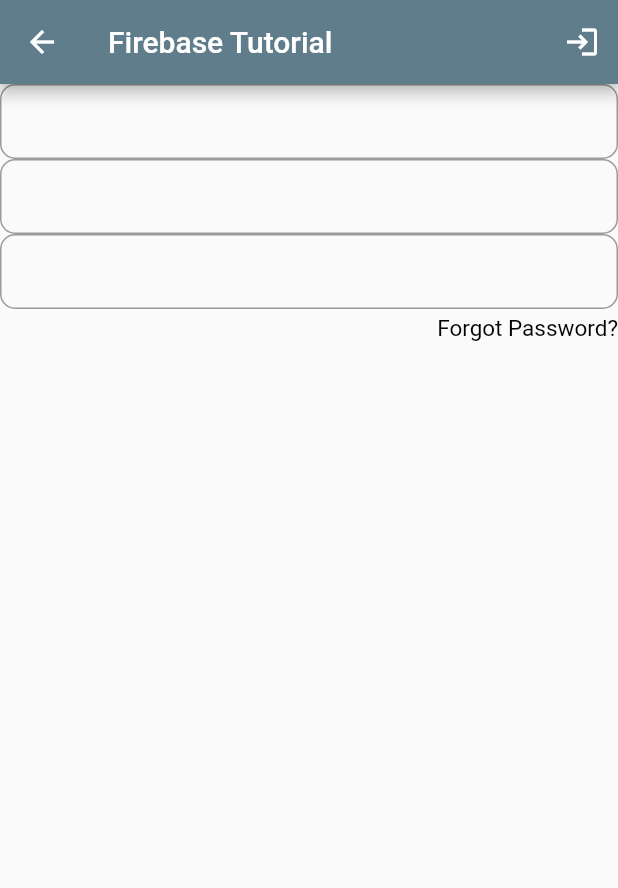
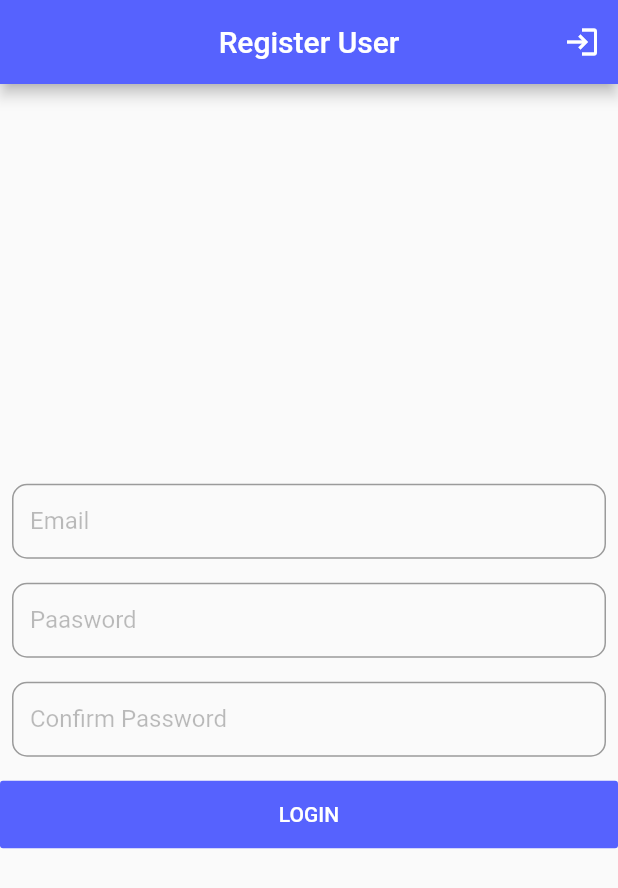
Before and after one commit to rexthecoder/flutter_firebase_simple, a Flutter app: the SignupWithEmailAndPassowd screen opened directly, on a phone screen of 412 x 824 dp. Shown: the top 888 px of the screen. Run offline on Flutter 3.47's test engine with Material 2 defaults, Android fonts, the phone set to English and light mode, and no system bars; our stand-ins replace firebase_auth, firebase_core, get, progress_dialog; accounts and stored records are empty.

Commit message:
Firebase Sign with email and password done❤️

```diff
--- a/lib/src/controllers.dart
+++ /dev/null
@@ -1,7 +0,0 @@
-import 'package:flutter/cupertino.dart';
-
-class TextController {
-  static TextEditingController passwordController = TextEditingController();
-  static TextEditingController emailController = TextEditingController();
-  static TextEditingController confirmEmailController = TextEditingController();
-}
--- a/lib/src/design.dart
+++ /dev/null
@@ -1,24 +0,0 @@
-import 'package:flutter/material.dart';
-
-TextFormField textField({String labelText, TextInputType inputType, TextEditingController inputController}) {
-  return TextFormField(
-    controller: inputController,
-    decoration: InputDecoration(
-      border: OutlineInputBorder(
-        gapPadding: 10.0,
-        borderRadius: BorderRadius.circular(10),
-      ),
-      focusColor: Color(0xff5662FE),
-      labelText: labelText,
-      labelStyle: TextStyle(color: Colors.black26),
-    ),
-    validator: (value) {
-      if (value.isEmpty) {
-        return "Field Can't be empty";
-      } else {
-        return null;
-      }
-    },
-    keyboardType: inputType,
-  );
-}
--- /dev/null
+++ b/lib/src/firebase_config/firebase_auth.dart
@@ -0,0 +1,87 @@
+import 'package:firebase_auth/firebase_auth.dart';
+import 'package:flutter/material.dart';
+import 'package:get/get.dart';
+
+/// Base Authentication for Firebase
+///
+/// This is where all the magic happens.Get everything about sing in with email and password
+abstract class BaseConfig<T> {
+  Future<String> signUpUser({String email, String password});
+  Future<String> signInUser({String email, String password});
+  Future<String> checkCurrentUser();
+  Future<void> logOUt();
+}
+
+/// Firebase sign in with email and password class
+///
+/// This class contain all the method which is needed for firebase sign with email
+class Authentication<T> extends BaseConfig<T> {
+  // Intiallising firebase
+  final FirebaseAuth _firebaseAuth = FirebaseAuth.instance;
+  FirebaseAuth auth = FirebaseAuth.instance;
+
+  @override
+  Future<String> checkCurrentUser() async {
+    return auth.currentUser != null ? auth.currentUser.uid : null;
+  }
+
+  @override
+  Future<void> logOUt() async {
+    return _firebaseAuth.signOut();
+  }
+
+  @override
+  Future<String> signInUser(
+      {String email,
+      String password,
+      GlobalKey<ScaffoldState> scaffoldKey}) async {
+    //  This is where all the magic for sign in with password happens
+    try {
+      UserCredential userCredential = await _firebaseAuth
+          .signInWithEmailAndPassword(email: email, password: password);
+      return userCredential.user.uid;
+    } on FirebaseAuthException catch (e) {
+      if (e.code == 'user-not-found') {
+        // Assign the error to a variable
+        scaffoldKey.currentState.showSnackBar(new SnackBar(
+          content: new Text("The account already exists for $email."),
+        ));
+      } else if (e.code == 'wrong-password') {
+        // Assign the error to a snackBar
+        scaffoldKey.currentState.showSnackBar(new SnackBar(
+          content: new Text("The password provided is too weak"),
+        ));
+      }
+    } catch (e) {
+      scaffoldKey.currentState.showSnackBar(new SnackBar(
+        content: new Text("$e"),
+      ));
+    }
+  }
+
+  @override
+  Future<String> signUpUser(
+      {email, password, GlobalKey<ScaffoldState> scaffoldKey}) async {
+    try {
+      UserCredential userCredential = await _firebaseAuth
+          .createUserWithEmailAndPassword(email: email, password: password);
+      return userCredential.user.uid;
+    } on FirebaseAuthException catch (e) {
+      if (e.code == 'weak-password') {
+        // Assign the error to a snackBar
+        scaffoldKey.currentState.showSnackBar(new SnackBar(
+          content: new Text("The password provided is too weak."),
+        ));
+      } else if (e.code == 'email-already-in-use') {
+        // Assign the error to a variable
+        scaffoldKey.currentState.showSnackBar(new SnackBar(
+          content: new Text("The account already exists for $email."),
+        ));
+      }
+    } catch (e) {
+      scaffoldKey.currentState.showSnackBar(new SnackBar(
+        content: new Text("$e"),
+      ));
+    }
+  }
+}
--- /dev/null
+++ b/lib/src/global/controllers.dart
@@ -0,0 +1,29 @@
+import 'package:flutter/cupertino.dart';
+
+class TextController {
+  static TextEditingController passwordController = TextEditingController();
+  static TextEditingController emailController = TextEditingController();
+  static TextEditingController confirmPasswordController =
+      TextEditingController();
+  static final formKey = new GlobalKey<FormState>();
+  static final formSignInKey = new GlobalKey<FormState>();
+}
+
+// >>>>>>>>>>>>>> Valiadting and saving form
+bool validateAndSave() {
+  final form = TextController.formKey.currentState;
+  if (form.validate()) {
+    form.save();
+    return true;
+  }
+  return false;
+}
+// >>>>>>>>>>>>>> Valiadting and saving form
+bool signInvalidateAndSave() {
+  final form = TextController.formSignInKey.currentState;
+  if (form.validate()) {
+    form.save();
+    return true;
+  }
+  return false;
+}
--- /dev/null
+++ b/lib/src/global/ui_color.dart
@@ -0,0 +1,6 @@
+import 'package:flutter/material.dart';
+
+class UiColor{
+  static Color pinkColor = Colors.pink;
+  static Color accentPinkColor = Colors.pinkAccent;
+}
--- a/lib/src/sign_up_with_email.dart
+++ /dev/null
@@ -1,106 +0,0 @@
-import 'package:firebase_auth/firebase_auth.dart';
-import 'package:firebase_flutter/src/controllers.dart';
-import 'package:flutter/cupertino.dart';
-import 'package:flutter/material.dart';
-import 'package:progress_dialog/progress_dialog.dart';
-
-import 'design.dart';
-
-class SignupWithEmailAndPassowd extends StatefulWidget {
-  @override
-  _SignupWithEmailAndPassowdState createState() =>
-      _SignupWithEmailAndPassowdState();
-}
-
-class _SignupWithEmailAndPassowdState extends State<SignupWithEmailAndPassowd> {
-  final GlobalKey<ScaffoldState> _scaffoldKey = new GlobalKey<ScaffoldState>();
-  ProgressDialog pr;
-  @override
-  Widget build(BuildContext context) {
-    pr = new ProgressDialog(context, showLogs: true);
-    pr.style(message: 'Please wait...');
-    return Scaffold(
-      key: _scaffoldKey,
-      appBar: AppBar(
-        title: Text('Firebase Tutorial'),
-        backgroundColor: Colors.blueGrey,
-        actions: [IconButton(icon: Icon(Icons.login), onPressed: () {})],
-      ),
-      body: SafeArea(
-          child: Center(
-        child: Column(
-          children: [
-            SizedBox(
-                height: 50,
-                child: textField(
-                    inputController: TextController.emailController,
-                    inputType: TextInputType.emailAddress)),
-            SizedBox(
-                height: 50,
-                child: textField(
-                    inputController: TextController.confirmEmailController,
-                    inputType: TextInputType.emailAddress)),
-            SizedBox(
-                height: 50,
-                child: textField(
-                    inputController: TextController.passwordController,
-                    inputType: TextInputType.visiblePassword)),
-            Container(
-                alignment: Alignment.bottomRight,
-                margin: EdgeInsets.only(top: 4.0),
-                child: Column(children: <Widget>[
-                  GestureDetector(
-                    onTap: () {},
-                    child: Text("Forgot Password?",
-                        style: TextStyle(
-                          fontSize: 15.0,
-                          color: Colors.black,
-                        )),
-                  )
-                ])),
-          ],
-        ),
-      )),
-    );
-  }
-
-  void register({String email, String password}) async {
-    pr.show();
-    try {
-      UserCredential userCredential = await FirebaseAuth.instance
-          .createUserWithEmailAndPassword(email: email, password: password);
-
-      if (userCredential != null) {
-        pr.hide();
-        _scaffoldKey.currentState.showSnackBar(new SnackBar(
-          content: new Text("Login sucessfully"),
-        ));
-        Future.delayed(Duration(seconds: 2), () {
-          // Navigator.of(context).push(PageTransition(
-          //     child: HomeView(), type: PageTransitionType.bottomToTop));
-        });
-      }
-    } on FirebaseAuthException catch (e) {
-      if (e.code == 'weak-password') {
-        pr.hide();
-        print('The password provided is too weak.');
-        _scaffoldKey.currentState.showSnackBar(new SnackBar(
-          content: new Text("The password provided is too weak."),
-        ));
-      } else if (e.code == 'email-already-in-use') {
-        pr.hide();
-        print('The account already exists for that email.');
-        _scaffoldKey.currentState.showSnackBar(new SnackBar(
-          content: new Text(
-              "The account already exists for ${TextController.emailController.text}."),
-        ));
-      }
-    } catch (e) {
-      print(e);
-      pr.hide();
-      _scaffoldKey.currentState.showSnackBar(new SnackBar(
-        content: new Text("$e"),
-      ));
-    }
-  }
-}
--- /dev/null
+++ b/lib/src/ui/design.dart
@@ -0,0 +1,46 @@
+import 'package:flutter/material.dart';
+
+//>>>>>>>>>>>>>> Text Field >>>>>>>>>>>>>>>>>>>//
+TextFormField textField(
+    {String labelText,
+    TextInputType inputType,
+    TextEditingController inputController}) {
+  return TextFormField(
+    controller: inputController,
+
+    decoration: InputDecoration(
+
+      border: OutlineInputBorder(
+        gapPadding: 10.0,
+        borderRadius: BorderRadius.circular(10),
+      ),
+      focusColor: Color(0xff5662FE),
+      labelText: labelText,
+      labelStyle: TextStyle(color: Colors.black26),
+    ),
+    validator: (value) {
+      if (value.isEmpty) {
+        return "Field Can't be empty";
+      } else {
+        return null;
+      }
+    },
+    keyboardType: inputType,
+  );
+}
+
+//>>>>>>>>>>>>>> Button Design >>>>>>>>>>>>>>>>>>>//
+Container btnDesign({onPressed}) {
+  return Container(
+    margin: EdgeInsets.fromLTRB(0, 8, 0, 0),
+    height: 45.0,
+    width: double.infinity,
+    child: FlatButton(
+        color: Color(0xff5662FE),
+        onPressed: onPressed,
+        child: Text(
+          "LOGIN",
+          style: TextStyle(color: Colors.white),
+        )),
+  );
+}
--- /dev/null
+++ b/lib/src/ui/sign_up_with_email.dart
@@ -0,0 +1,123 @@
+import 'package:firebase_flutter/src/firebase_config/firebase_auth.dart';
+import 'package:firebase_flutter/src/global/controllers.dart';
+import 'package:firebase_flutter/src/ui/sign_in_with_email.dart';
+import 'package:flutter/cupertino.dart';
+import 'package:flutter/material.dart';
+import 'package:progress_dialog/progress_dialog.dart';
+
+import 'design.dart';
+
+class SignupWithEmailAndPassowd extends StatelessWidget {
+  final GlobalKey<ScaffoldState> _scaffoldKey = new GlobalKey<ScaffoldState>();
+  ProgressDialog pr;
+  Authentication auth = Authentication();
+  @override
+  Widget build(BuildContext context) {
+    pr = new ProgressDialog(context, showLogs: true);
+    pr.style(message: 'Please wait...');
+    return Scaffold(
+      key: _scaffoldKey,
+      appBar: AppBar(
+        title: Text('Register User'),
+        centerTitle: true,
+        backgroundColor: Color(0xff5662FE),
+        actions: [IconButton(icon: Icon(Icons.login), onPressed: () {
+          Navigator.push(context, CupertinoPageRoute(builder: (context) => SigninWithEmailAndPassowd()));
+        })],
+      ),
+      body: Center(
+        child: SingleChildScrollView(
+          child: Form(
+            key: TextController.formKey,
+            child: Column(
+              mainAxisAlignment: MainAxisAlignment.center,
+              children: [
+                Padding(
+                  padding: const EdgeInsets.all(8.0),
+                  child: SizedBox(
+                      height: 50,
+                      child: textField(
+                          labelText: 'Email',
+                          inputController: TextController.emailController,
+                          inputType: TextInputType.emailAddress)),
+                ),
+                Padding(
+                  padding: const EdgeInsets.all(8.0),
+                  child: SizedBox(
+                      height: 50,
+                      child: textField(
+                          labelText: 'Paasword',
+                          inputController: TextController.passwordController,
+                          inputType: TextInputType.emailAddress)),
+                ),
+                Padding(
+                  padding: const EdgeInsets.all(8.0),
+                  child: SizedBox(
+                      height: 50,
+                      child: textField(
+                          labelText: 'Confirm Password',
+                          inputController:
+                              TextController.confirmPasswordController,
+                          inputType: TextInputType.visiblePassword)),
+                ),
+                btnDesign(onPressed: () => validateAndSubmit())
+              ],
+            ),
+          ),
+        ),
+      ),
+    );
+
+    // void register({String email, String password}) async {
+    //   pr.show();
+    //   try {
+    //     UserCredential userCredential = await FirebaseAuth.instance
+    //         .createUserWithEmailAndPassword(email: email, password: password);
+
+    //     if (userCredential != null) {
+    //       pr.hide();
+    //       _scaffoldKey.currentState.showSnackBar(new SnackBar(
+    //         content: new Text("Login sucessfully"),
+    //       ));
+    //       Future.delayed(Duration(seconds: 2), () {
+    //         // Navigator.of(context).push(PageTransition(
+    //         //     child: HomeView(), type: PageTransitionType.bottomToTop));
+    //       });
+    //     }
+    //   } on FirebaseAuthException catch (e) {
+    //     if (e.code == 'weak-password') {
+    //       pr.hide();
+    //       print('The password provided is too weak.');
+    //       _scaffoldKey.currentState.showSnackBar(new SnackBar(
+    //         content: new Text("The password provided is too weak."),
+    //       ));
+    //     } else if (e.code == 'email-already-in-use') {
+    //       pr.hide();
+    //       print('The account already exists for that email.');
+    //       _scaffoldKey.currentState.showSnackBar(new SnackBar(
+    //         content: new Text(
+    //             "The account already exists for ${TextController.emailController.text}."),
+    //       ));
+    //     }
+    //   } catch (e) {
+    //     print(e);
+    //     pr.hide();
+    //     _scaffoldKey.currentState.showSnackBar(new SnackBar(
+    //       content: new Text("$e"),
+    //     ));
+    //   }
+    // }
+  }
+
+  void validateAndSubmit() {
+    if (validateAndSave()) {
+       pr.show();
+      auth.signUpUser(
+        scaffoldKey: _scaffoldKey,
+          email: TextController.emailController.text,
+          password: TextController.passwordController.text).whenComplete(() {
+            pr.hide();
+          });
+    }
+  }
+}
--- a/pubspec.yaml
+++ b/pubspec.yaml
@@ -24,11 +24,13 @@ dependencies:
   flutter:
     sdk: flutter
   cupertino_icons: ^1.0.0
-  international_phone_field: ^0.1.1
   firebase_analytics: ^6.0.2
   firebase_auth: ^0.18.1+2
+  firebase_core: ^0.5.0+1
+  flutter_cmoon_icons: ^0.1.0
+  international_phone_field: ^0.1.1
   progress_dialog: ^1.2.4
-  firebase_core: ^0.5.0+1
+  get: ^3.17.1
 dev_dependencies:
   flutter_test:
     sdk: flutter
```
Also changed, not shown: lib/main.dart (+11 -102 lines), lib/src/ui/sign_in_with_email.dart (added, +73 -0 lines), pubspec.lock, 5 other files.
